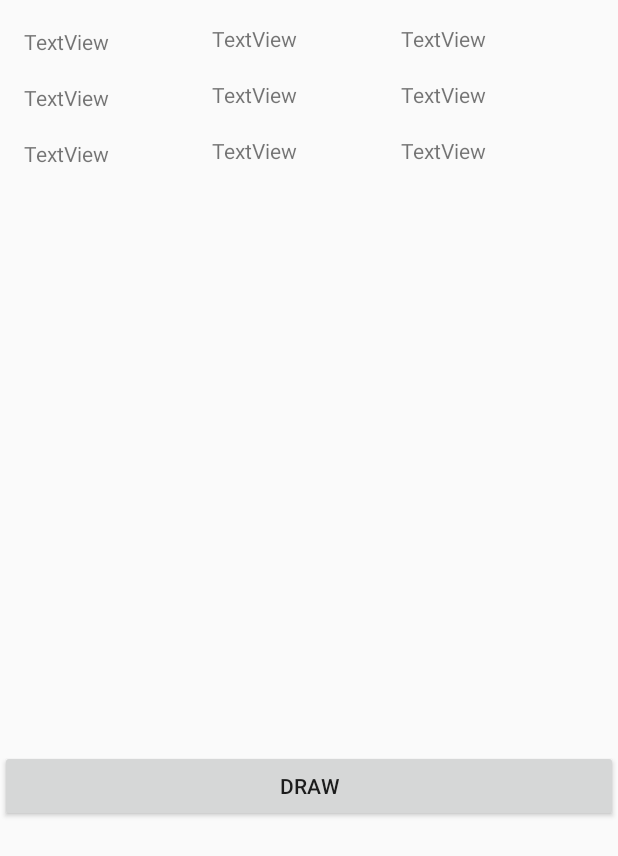
After one commit to isaacrae483/cs340-ticket-to-ride, an Android app: the layout activity_dest_card.xml on its own in the app's theme, with its tools: preview values and no code run, on a phone screen of 412 x 824 dp. The commit adds this screen. Shown: the top 856 px of the screen. Run offline under Robolectric (Android 15) with nearby library versions, the phone set to English and light mode, and no system bars.

Commit message:
DestCard view

```diff
--- a/app/src/main/AndroidManifest.xml
+++ b/app/src/main/AndroidManifest.xml
@@ -15,7 +15,11 @@
         android:supportsRtl="true"
         android:theme="@style/AppTheme"
         android:usesCleartextTraffic="true">
-        <activity android:name=".Client.views.PlayerListActivity"></activity>
+        <activity
+            android:name=".Client.views.DestCardActivity"
+            android:label="@string/title_activity_dest_card"
+            android:theme="@style/AppTheme.NoActionBar"></activity>
+        <activity android:name=".Client.views.PlayerListActivity" />
         <activity
             android:name=".Client.views.LoginActivity"
             android:launchMode="singleTop">
@@ -25,12 +29,12 @@
                 <category android:name="android.intent.category.LAUNCHER" />
             </intent-filter>
         </activity>
-        <activity android:name=".Client.views.GameListActivity"></activity>
+        <activity android:name=".Client.views.GameListActivity" />
         <activity android:name=".Client.views.GameLobbyActivity" />
         <activity
             android:name=".Client.views.GameActivity"
             android:screenOrientation="landscape"
-            android:theme="@style/Theme.AppCompat.Light.NoActionBar.FullScreen"></activity>
+            android:theme="@style/Theme.AppCompat.Light.NoActionBar.FullScreen" />
     </application>
 
 </manifest>
--- /dev/null
+++ b/app/src/main/java/edu/byu/cs340/tickettoride/Client/views/DestCardActivity.java
@@ -0,0 +1,22 @@
+package edu.byu.cs340.tickettoride.Client.views;
+
+import android.os.Bundle;
+import android.support.design.widget.FloatingActionButton;
+import android.support.design.widget.Snackbar;
+import android.support.v7.app.AppCompatActivity;
+import android.support.v7.widget.Toolbar;
+import android.view.View;
+
+import edu.byu.cs340.tickettoride.R;
+
+public class DestCardActivity extends AppCompatActivity {
+
+    @Override
+    protected void onCreate(Bundle savedInstanceState) {
+        super.onCreate(savedInstanceState);
+        setContentView(R.layout.activity_dest_card);
+
+
+    }
+
+}
--- /dev/null
+++ b/app/src/main/res/layout/activity_dest_card.xml
@@ -0,0 +1,29 @@
+<?xml version="1.0" encoding="utf-8"?>
+<android.support.constraint.ConstraintLayout xmlns:android="http://schemas.android.com/apk/res/android"
+    xmlns:app="http://schemas.android.com/apk/res-auto"
+    xmlns:tools="http://schemas.android.com/tools"
+    android:layout_width="match_parent"
+    android:layout_height="match_parent"
+    tools:context=".Client.views.DestCardActivity">
+
+    <LinearLayout
+        android:layout_width="match_parent"
+        android:layout_height="match_parent"
+        android:orientation="vertical"
+        app:layout_constraintStart_toStartOf="parent"
+        app:layout_constraintTop_toTopOf="parent">
+
+        <android.support.v7.widget.RecyclerView
+            android:id="@+id/DestCardList"
+            android:layout_width="match_parent"
+            android:layout_height="500dp"
+            tools:listitem="@layout/list_item_dest_card" />
+
+        <Button
+            android:id="@+id/drawDestCard"
+            android:layout_width="match_parent"
+            android:layout_height="wrap_content"
+            android:text="@string/dest_card_draw_button"
+            tools:text="@string/dest_card_draw_button" />
+    </LinearLayout>
+</android.support.constraint.ConstraintLayout>
--- /dev/null
+++ b/app/src/main/res/layout/list_item_dest_card.xml
@@ -0,0 +1,38 @@
+<?xml version="1.0" encoding="utf-8"?>
+<android.support.constraint.ConstraintLayout xmlns:android="http://schemas.android.com/apk/res/android"
+    xmlns:app="http://schemas.android.com/apk/res-auto"
+    xmlns:tools="http://schemas.android.com/tools"
+    android:layout_width="match_parent"
+    android:layout_height="wrap_content">
+
+    <TextView
+        android:id="@+id/City1"
+        android:layout_width="wrap_content"
+        android:layout_height="wrap_content"
+        android:layout_marginStart="16dp"
+        android:layout_marginTop="18dp"
+        android:text="TextView"
+        app:layout_constraintStart_toStartOf="parent"
+        app:layout_constraintTop_toTopOf="parent" />
+
+    <TextView
+        android:id="@+id/City2"
+        android:layout_width="wrap_content"
+        android:layout_height="wrap_content"
+        android:layout_marginTop="16dp"
+        android:text="TextView"
+        app:layout_constraintEnd_toStartOf="@+id/points"
+        app:layout_constraintHorizontal_bias="0.497"
+        app:layout_constraintStart_toEndOf="@+id/City1"
+        app:layout_constraintTop_toTopOf="parent" />
+
+    <TextView
+        android:id="@+id/points"
+        android:layout_width="wrap_content"
+        android:layout_height="wrap_content"
+        android:layout_marginTop="16dp"
+        android:layout_marginEnd="88dp"
+        android:text="TextView"
+        app:layout_constraintEnd_toEndOf="parent"
+        app:layout_constraintTop_toTopOf="parent" />
+</android.support.constraint.ConstraintLayout>
--- a/app/src/main/res/values/dimens.xml
+++ b/app/src/main/res/values/dimens.xml
@@ -2,4 +2,5 @@
     <!-- Default screen margins, per the Android Design guidelines. -->
     <dimen name="activity_horizontal_margin">16dp</dimen>
     <dimen name="activity_vertical_margin">16dp</dimen>
+    <dimen name="fab_margin">16dp</dimen>
 </resources>
--- a/app/src/main/res/values/strings.xml
+++ b/app/src/main/res/values/strings.xml
@@ -37,4 +37,6 @@
     <string name="dest_cards_button">Destination Cards Button</string>
     <string name="compose_chat_message">Compose Chat</string>
     <string name="send">Send</string>
+    <string name="title_activity_dest_card">DestCardActivity</string>
+    <string name="dest_card_draw_button">Draw</string>
 </resources>
--- a/app/src/main/res/values/styles.xml
+++ b/app/src/main/res/values/styles.xml
@@ -14,4 +14,13 @@
         <item name="android:windowFullscreen">true</item>
         <item name="android:windowContentOverlay">@null</item>
     </style>
+
+    <style name="AppTheme.NoActionBar">
+        <item name="windowActionBar">false</item>
+        <item name="windowNoTitle">true</item>
+    </style>
+
+    <style name="AppTheme.AppBarOverlay" parent="ThemeOverlay.AppCompat.Dark.ActionBar" />
+
+    <style name="AppTheme.PopupOverlay" parent="ThemeOverlay.AppCompat.Light" />
 </resources>
```
